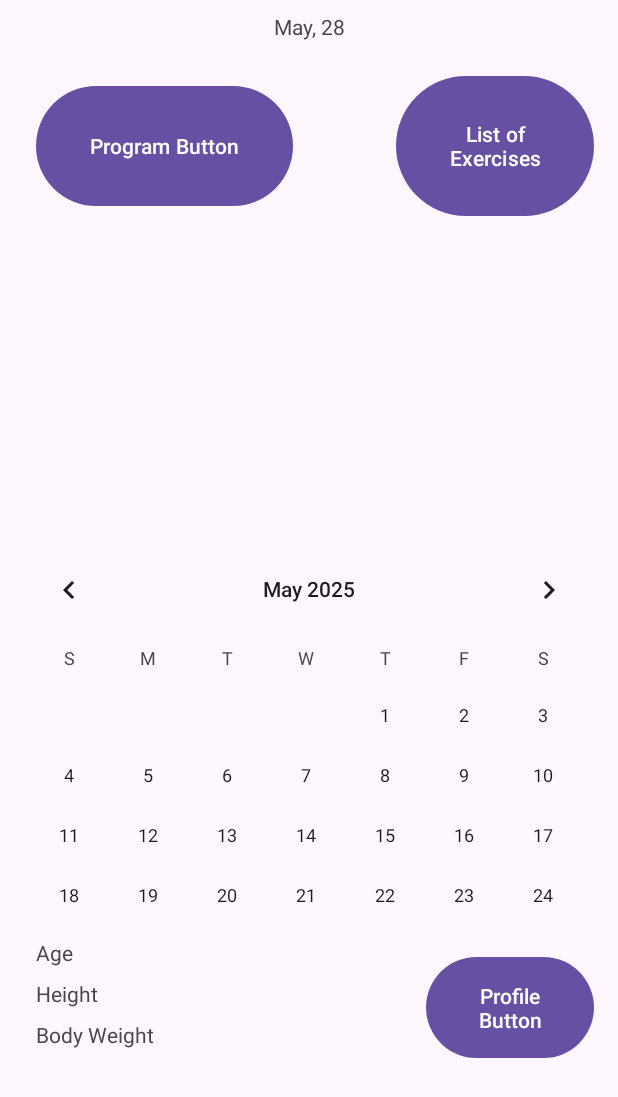
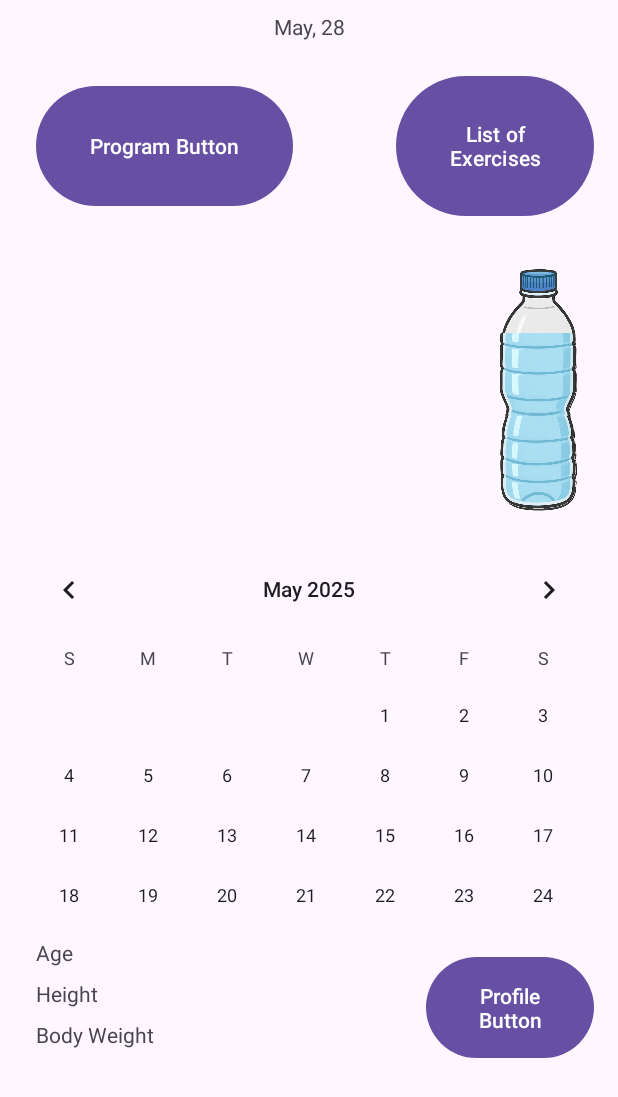
Before and after one commit to Ducnnn/Project-Gym, an Android app: the screen it shows after launch once a user with an empty profile is signed in (MainMenuActivity), on a phone screen of 412 x 824 dp. Shown: the top 1097 px of the screen. Run offline under Robolectric (Android 15) with nearby library versions, the phone set to English and light mode, and no system bars; our stand-ins replace Firebase (no records; nobody signed in at launch, a user with empty details on screens opened directly).

Commit message:
finished water progress bottle

```diff
--- /dev/null
+++ b/app/src/main/res/drawable/bottle_level_drawable.xml
@@ -0,0 +1,7 @@
+<?xml version="1.0" encoding="utf-8"?>
+<layer-list xmlns:android="http://schemas.android.com/apk/res/android">
+
+    <item android:drawable="@drawable/empty_bttle" />
+
+    <item android:drawable="@drawable/water_fill_clip" />
+</layer-list>
--- /dev/null
+++ b/app/src/main/res/drawable/water_fill_clip.xml
@@ -0,0 +1,6 @@
+<?xml version="1.0" encoding="utf-8"?>
+    <clip
+        xmlns:android="http://schemas.android.com/apk/res/android"
+        android:drawable="@drawable/full_bttle"
+        android:clipOrientation="vertical"
+        android:gravity="bottom"/>
--- a/app/src/main/res/layout/fragment_main_menu.xml
+++ b/app/src/main/res/layout/fragment_main_menu.xml
@@ -1,4 +1,5 @@
 <?xml version="1.0" encoding="utf-8"?>
+
 <FrameLayout xmlns:android="http://schemas.android.com/apk/res/android"
     xmlns:app="http://schemas.android.com/apk/res-auto"
     xmlns:tools="http://schemas.android.com/tools"
@@ -55,8 +56,22 @@
             android:layout_width="match_parent"
             android:layout_height="200dp"
             app:layout_constraintTop_toBottomOf="@id/first_inner_layout">
+            <!-- TODO: Add pie chart or custom view here -->
+            <ImageView
+                android:id="@+id/imageView_water_bottle"
+                android:layout_width="0dp"
+                android:layout_height="0dp"
+                android:layout_marginStart="4dp"
+                android:layout_marginTop="8dp"
+                android:layout_marginEnd="8dp"
+                android:layout_marginBottom="8dp"
+                app:layout_constraintDimensionRatio="W,1:2"  android:scaleType="fitCenter"
+                android:background="@drawable/bottle_level_drawable"
+                app:layout_constraintBottom_toBottomOf="parent"
+                app:layout_constraintEnd_toEndOf="parent"
+                app:layout_constraintTop_toTopOf="parent"
+                />
 
-            <!-- TODO: Add pie chart or custom view here -->
         </androidx.constraintlayout.widget.ConstraintLayout>
 
         <!-- Calendar View Container -->
```
Also changed, not shown: app/src/main/java/com/example/projectgym/MainMenuFragment.kt (+86 -5 lines), app/src/main/res/drawable/empty_bttle.png (added), app/src/main/res/drawable/full_bttle.png (added), 1 other file.
